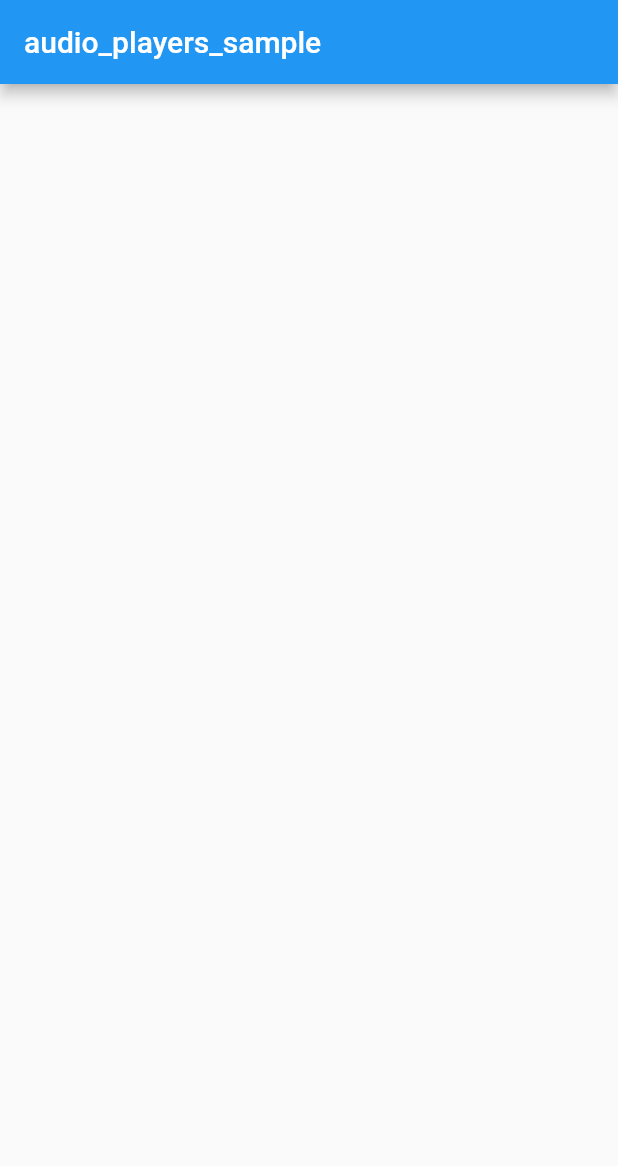
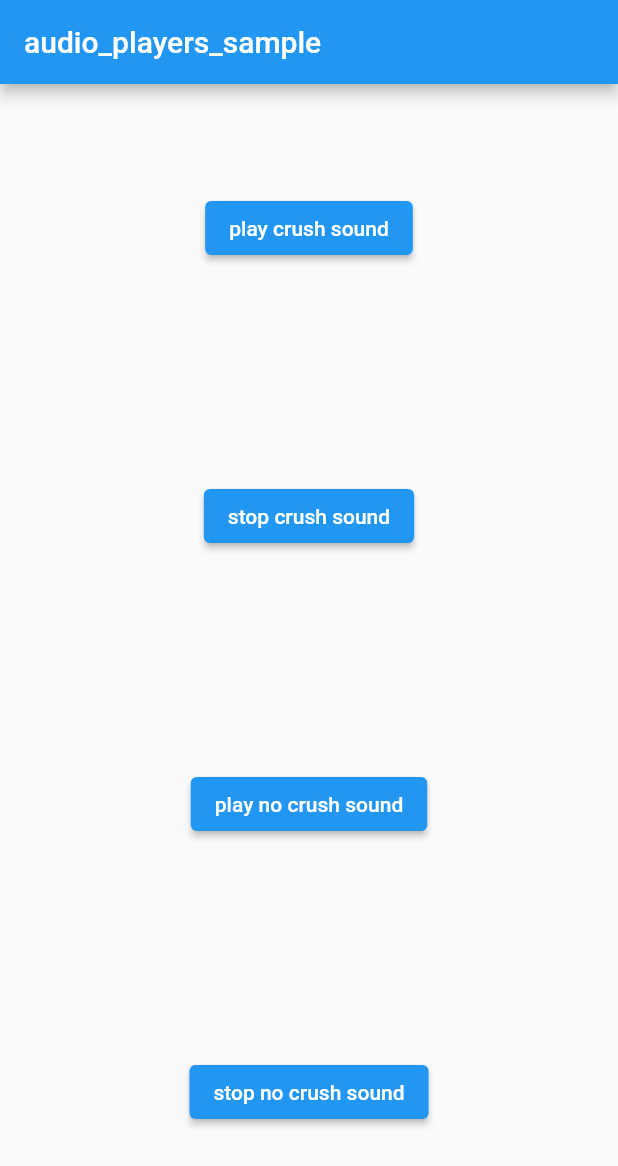
Before and after one commit to YoshikazuHosono/audio_players_sample, a Flutter app: the screen it shows after launch, on a phone screen of 412 x 824 dp. Shown: the top 1166 px of the screen. Run offline on Flutter 3.47's test engine with Material 2 defaults, Android fonts, the phone set to English and light mode, and no system bars; our stand-ins replace audioplayers.

Commit message:
add crush sample

```diff
--- a/lib/main.dart
+++ b/lib/main.dart
@@ -1,3 +1,7 @@
+import 'dart:async';
+import 'dart:math';
+
+import 'package:audioplayers/audioplayers.dart';
 import 'package:flutter/material.dart';
 
 void main() {
@@ -16,6 +20,18 @@ class MyApp extends StatelessWidget {
   }
 }
 
+final soundList = [
+  "C.wav",
+  "D.wav",
+  "E.wav",
+  "F.wav",
+  "G.wav",
+  "A.wav",
+  "B.wav",
+];
+
+Timer? crushTimer;
+
 class MyHomePage extends StatelessWidget {
   const MyHomePage({Key? key}) : super(key: key);
 
@@ -25,6 +41,31 @@ class MyHomePage extends StatelessWidget {
       appBar: AppBar(
         title: const Text("audio_players_sample"),
       ),
+      body: Center(
+        child: Column(
+          mainAxisAlignment: MainAxisAlignment.spaceAround,
+          children: [
+            ElevatedButton(
+                onPressed: () {
+                  var audioCache = AudioCache();
+                  crushTimer = Timer.periodic(const Duration(milliseconds: 200), (timer) {
+                    final idx = Random().nextInt(soundList.length);
+                    audioCache.play(soundList[idx]);
+                  });
+                },
+                child: const Text("play crush sound")
+            ),
+            ElevatedButton(
+                onPressed: () {
+                  crushTimer?.cancel();
+                },
+                child: const Text("stop crush sound")
+            ),
+            ElevatedButton(onPressed: () {}, child: const Text("play no crush sound")),
+            ElevatedButton(onPressed: () {}, child: const Text("stop no crush sound")),
+          ],
+        ),
+      ),
     );
   }
 }
--- a/pubspec.yaml
+++ b/pubspec.yaml
@@ -19,3 +19,5 @@ dev_dependencies:
 
 flutter:
   uses-material-design: true
+  assets:
+    - assets/
```
Also changed, not shown: 10 other files.
